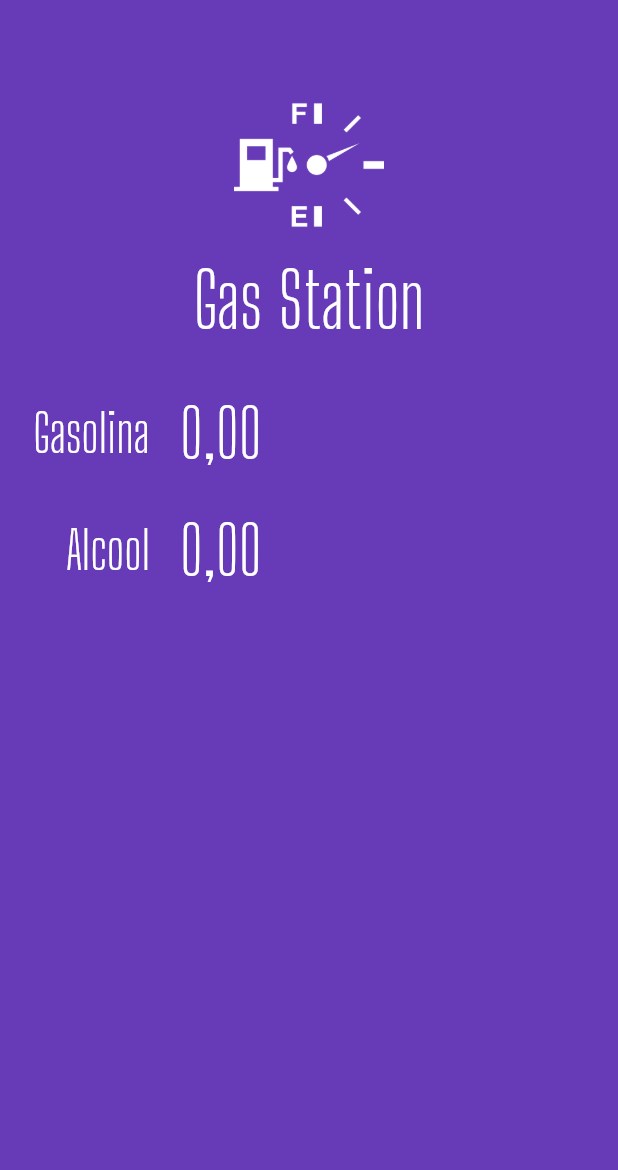
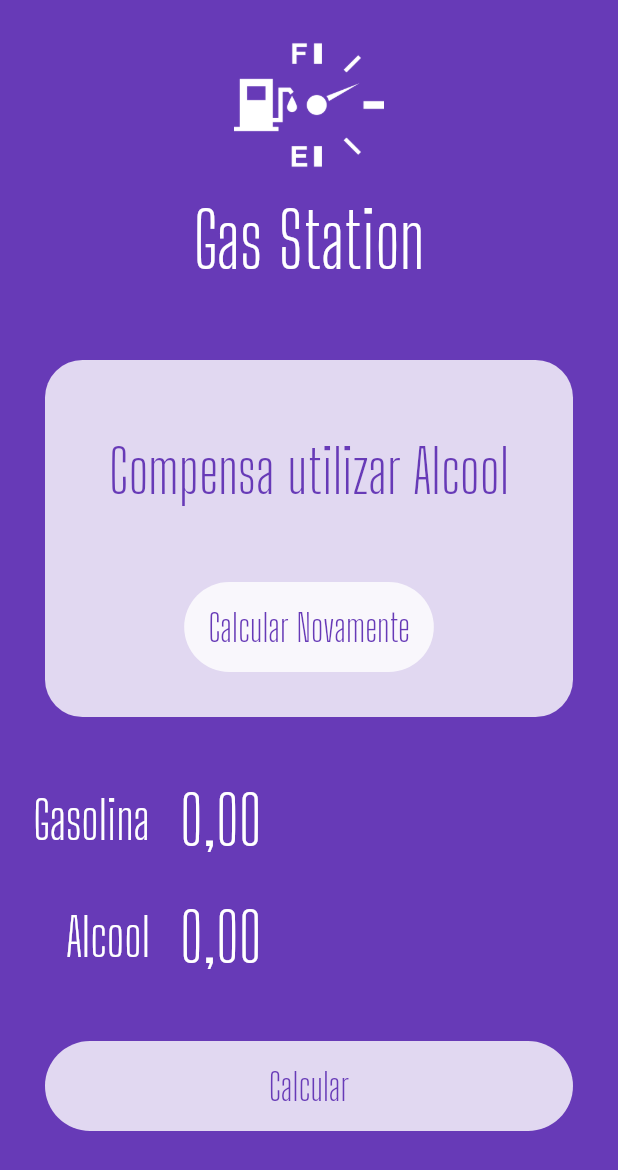
Before and after one commit to Diegolaquino/GAS-Station, a Flutter app: the screen it shows after launch, on a phone screen of 412 x 824 dp. Shown: the top 1170 px of the screen. Run offline on Flutter 3.47's test engine with Material 2 defaults, Android fonts, the phone set to English and light mode, and no system bars; our stand-ins replace flutter_masked_text.

Commit message:
Alterações na tela: inclusao do novo botão e modificação do layout.

```diff
--- a/lib/Widgets/logo.widget.dart
+++ b/lib/Widgets/logo.widget.dart
@@ -7,7 +7,7 @@ class Logo extends StatelessWidget {
     return Column(
       children: <Widget>[
           SizedBox(
-            height: 60,
+            height: 20,
           ),
           Image.asset(
             "assets/images/aog-white.png",
--- a/lib/main.dart
+++ b/lib/main.dart
@@ -1,6 +1,6 @@
 import 'package:flutter/material.dart';
 import 'package:flutter_masked_text/flutter_masked_text.dart';
-
+import 'package:gas_station/Common/utils.dart';
 import 'Widgets/input.widget.dart';
 import 'Widgets/logo.widget.dart';
 
@@ -33,8 +33,68 @@ class HomePage extends StatelessWidget {
       body: ListView(
         children: <Widget>[
           Logo(),
+          Container(
+            margin: EdgeInsets.all(30),
+            decoration: BoxDecoration(
+              color: Colors.white.withOpacity(0.8),
+              borderRadius: BorderRadius.circular(25),
+            ),
+            child: Column(
+              children: <Widget>[
+                SizedBox(
+                  height: 50,
+                ),
+                Text(
+                  "Compensa utilizar Alcool",
+                  style: TextStyle(
+                    color: Theme.of(context).primaryColor,
+                    fontSize: 40,
+                    fontFamily: Utils.FONTE
+                  ),
+                  textAlign: TextAlign.center,
+                ),
+                SizedBox(
+                  height: 20,
+                ),
+                Container(
+            margin: EdgeInsets.all(30),
+            height: 60,
+            decoration: BoxDecoration(
+              color: Colors.white.withOpacity(0.8),
+              borderRadius: BorderRadius.circular(60,)
+            ),
+            child: FlatButton(
+              child: Text("Calcular Novamente",
+              style: TextStyle(
+                color: Theme.of(context).primaryColor,
+                fontSize: 25,
+                fontFamily: "Big Shoulders Display",
+              ),),
+              onPressed: (){},
+          ),
+          ),
+              ],
+            ),
+          ),
           Input(label:"Gasolina", ctrl: _gasCtrl,),
           Input(label:"Alcool", ctrl: _alcCtrl,),
+          Container(
+            margin: EdgeInsets.all(30),
+            height: 60,
+            decoration: BoxDecoration(
+              color: Colors.white.withOpacity(0.8),
+              borderRadius: BorderRadius.circular(60,)
+            ),
+            child: FlatButton(
+              child: Text("Calcular",
+              style: TextStyle(
+                color: Theme.of(context).primaryColor,
+                fontSize: 25,
+                fontFamily: "Big Shoulders Display",
+              ),),
+              onPressed: (){},
+          ),
+          ),
         ],
              ),
     );
```
